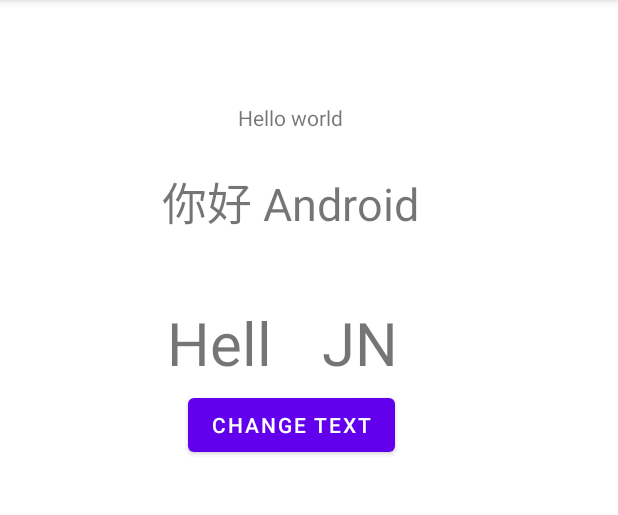
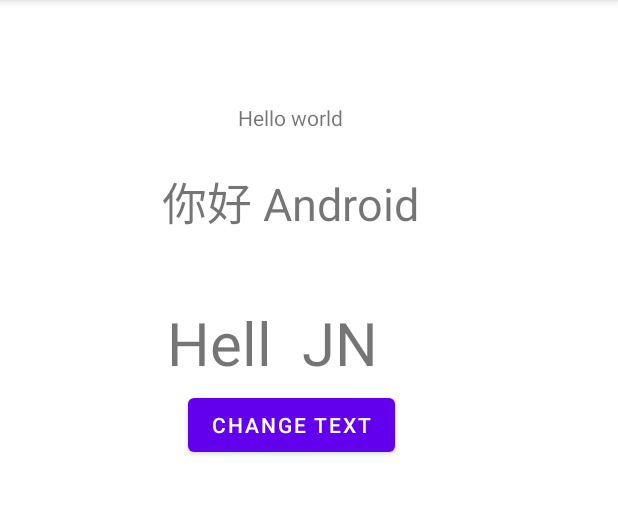
Before and after one commit to HwanWan/MyFirstApplication, an Android app: the screen it shows after launch (MainActivity), on a phone screen of 412 x 824 dp, the part 84-599 px from its top. Run offline under Robolectric (Android 15) with nearby library versions, the phone set to English and light mode, and no system bars.

Commit message:
控件的响应函数、提示消息控件（实验四）

```diff
--- a/app/src/main/java/com/jnu/student/MainActivity.java
+++ b/app/src/main/java/com/jnu/student/MainActivity.java
@@ -81,16 +81,13 @@ public class MainActivity extends AppCompatActivity implements View.OnClickListe
          * */
 
         /**
-         * 【5.2】创建View.OnClickListener对象，setOnClickListener()的形参为View.OnClickListener对象
+         * 【5.2】button.setOnClickListener()的形参可以使用Lambda表达式来简化匿名内部类View.OnClickListener的写法
          * button.setOnClickListener(this);
          * */
-        View.OnClickListener clickListener = new View.OnClickListener() {
-            @Override
-            public void onClick(View view) {
-                MyOnClick(view);
-            }
-        };
-        button.setOnClickListener(clickListener);
+        button.setOnClickListener(v -> {
+            // 响应事件的代码
+            MyOnClick(v);
+        });
         /**
          * 【5.3】MainActivity类实现View.OnClickListener接口，setOnClickListener()的形参为当前MainActivity对象this
          * */
--- a/app/src/main/res/layout/activity_main.xml
+++ b/app/src/main/res/layout/activity_main.xml
@@ -57,13 +57,8 @@
             android:layout_weight="1"
             android:rotationX="0"
             android:text="@string/text_change_Hello"
+            android:layout_gravity="center"
             android:textSize="60px" />
-
-        <TextView
-            android:id="@+id/textView6"
-            android:layout_width="41dp"
-            android:layout_height="wrap_content"
-            android:layout_weight="1" />
 
         <TextView
             android:id="@+id/text_change_JNU"
@@ -71,6 +66,7 @@
             android:layout_height="wrap_content"
             android:layout_weight="1"
             android:text="@string/text_change_JNU"
+            android:layout_gravity="center"
             android:textSize="60px" />
     </LinearLayout>
 
```
